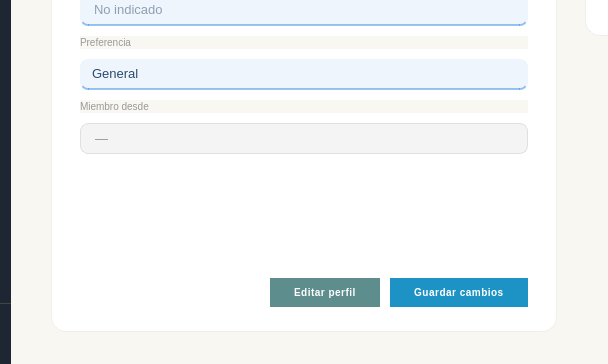
Before: the Qt Designer form src/vista/ui/vistaAjustesCuenta.ui in laraanton/InSo, drawn with Qt 5; both pictures show x 149 to 757 and y 356 to 720 of the 1280 by 720 pixel window.
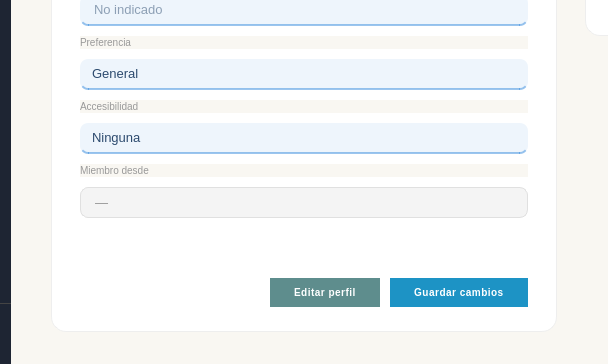
After: the same form once the commit is applied.

Commit message:
Add accessibility preference UI elements
Added accessibility preference combo box with options.

```diff
--- a/src/vista/ui/vistaAjustesCuenta.ui
+++ b/src/vista/ui/vistaAjustesCuenta.ui
@@ -89,6 +89,17 @@
     border-bottom: 2px solid rgb(55, 138, 221);
 }
 QComboBox#in_preferencia_edit::drop-down { border: none; padding-right: 10px; }
+QComboBox#in_preferencia_accesibilidad_edit {
+    font-size: 13px; color: #2c4a6e;
+    background-color: rgba(230, 241, 251, 0.7);
+    border: none; border-bottom: 2px solid rgba(55, 138, 221, 0.5);
+    border-radius: 8px; padding: 6px 12px;
+}
+QComboBox#in_preferencia_accesibilidad_edit:focus {
+    background-color: rgba(230, 241, 251, 0.95);
+    border-bottom: 2px solid rgb(55, 138, 221);
+}
+QComboBox#in_preferencia_accesibilidad_edit::drop-down { border: none; padding-right: 10px; }
 QPushButton#btnEditarPerfil {
     background-color: #5e8d8d; color: white; border: none;
     border-radius: 20px; padding: 8px 24px; font-size: 10px;
@@ -340,6 +351,22 @@
              </widget>
             </item>
 
+            <!-- Preferencia accesibilidad (editable al pulsar Editar) -->
+            <item>
+             <widget class="QLabel">
+              <property name="text"><string>Accesibilidad</string></property>
+              <property name="styleSheet"><string>font-size: 10px; color: #999999;</string></property>
+             </widget>
+            </item>
+            <item>
+             <widget class="QComboBox" name="in_preferencia_accesibilidad_edit">
+              <property name="enabled"><bool>false</bool></property>
+              <item><property name="text"><string>Ninguna</string></property></item>
+              <item><property name="text"><string>Dificultad lectura</string></property></item>
+              <item><property name="text"><string>Movilidad Reducida</string></property></item>
+             </widget>
+            </item>
+
             <!-- Fecha registro (solo lectura) -->
             <item>
              <widget class="QLabel">
```
